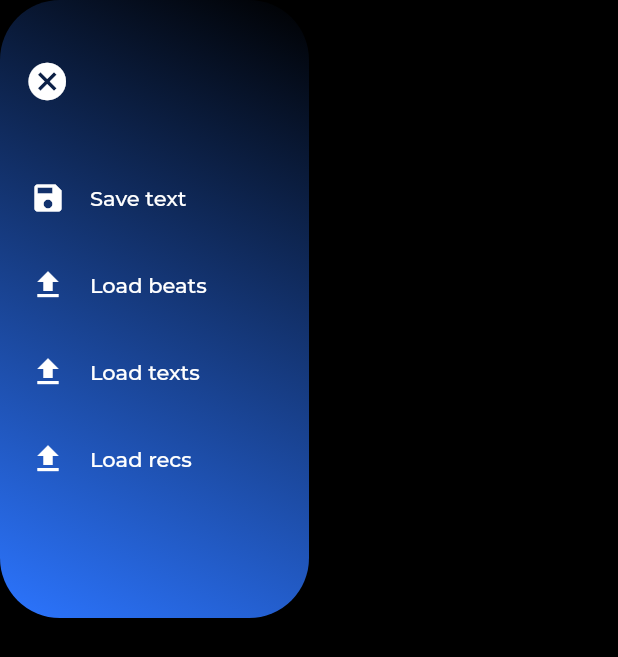
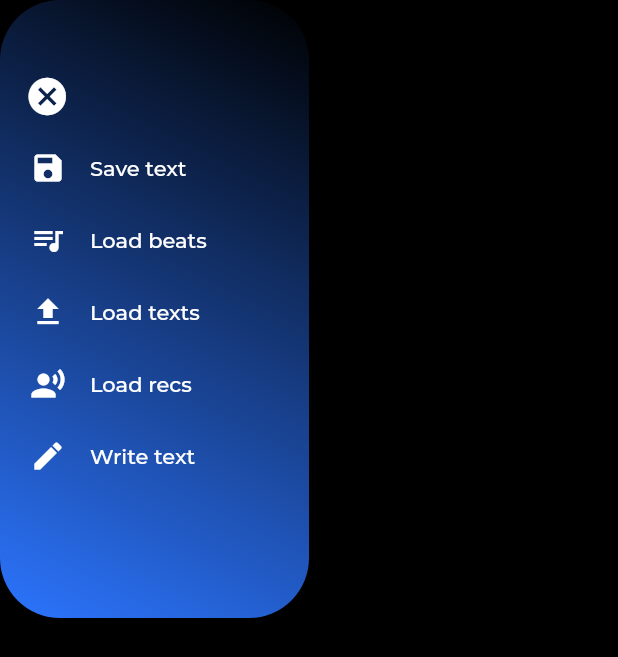
Before and after one commit to Catonzio/rap_edit, a Flutter app: the CstmDrawer widget shown alone on an empty page, opened directly, on a phone screen of 412 x 824 dp. Shown: the top 657 px of the screen. Run offline on Flutter 3.47's test engine with Material 2 defaults, Android fonts, the phone set to English and light mode, and no system bars; our stand-ins replace audioplayers, file_picker, gradient_app_bar, permission_handler, shared_preferences; missing offline and left inert: flutter_audio_recorder, share_extend, youtube_explode_dart; accounts and stored records are empty; project files that could hold a hidden picture were left out.

Commit message:
aggiunta la mappa dei bottoni del drawer; ora devo modificarla per far uscire solo i bottoni specifici di ogni pagina

```diff
--- a/lib/custom_widgets/ListPage.dart
+++ b/lib/custom_widgets/ListPage.dart
@@ -2,6 +2,7 @@ import 'package:flutter/cupertino.dart';
 import 'package:flutter/material.dart';
 import 'package:gradient_app_bar/gradient_app_bar.dart';
 import 'package:rap_edit/drawer/CstmDrawer.dart';
+import 'package:rap_edit/pages/MyPageInterface.dart';
 import 'package:rap_edit/support/CstmTextTheme.dart';
 import 'package:rap_edit/support/MyColors.dart';
 
@@ -13,13 +14,15 @@ class ListPage extends StatelessWidget {
   final ListView listView;
   final FutureBuilder<List<int>> futureBuilder;
   final List<Widget> bottomRowButtons;
+  final MyPageInterface pageInterface;
 
   ListPage({
     Key key,
     @required this.title,
     this.listView,
     @required this.bottomRowButtons,
-    this.futureBuilder
+    this.futureBuilder,
+    @required this.pageInterface
   });
 
   @override
@@ -33,7 +36,7 @@ class ListPage extends StatelessWidget {
           //serve per non permettere di tornare indietro dall'appbar
           //automaticallyImplyLeading: false,
         ),
-      drawer: CstmDrawer(null),
+      drawer: CstmDrawer(pageInterface),
       body: CstmBackGround(
           body: Center(
             child: Container(
--- a/lib/drawer/CstmDrawer.dart
+++ b/lib/drawer/CstmDrawer.dart
@@ -5,14 +5,15 @@ import 'package:rap_edit/custom_widgets/CstmAlertDialog.dart';
 import 'package:rap_edit/custom_widgets/CstmTextField.dart';
 import 'package:rap_edit/drawer/CstmDrawerLine.dart';
 import 'package:rap_edit/models/SongSingleton.dart';
+import 'package:rap_edit/pages/MyPageInterface.dart';
 import 'package:rap_edit/pages/WritingPage.dart';
 import 'package:rap_edit/support/MyColors.dart';
 
 class CstmDrawer extends StatefulWidget {
 
-  WritingPageState writingPage;
+  MyPageInterface page;
 
-  CstmDrawer(this.writingPage);
+  CstmDrawer(this.page);
 
   @override
   CstmDrawerState createState() => CstmDrawerState();
@@ -29,56 +30,12 @@ class CstmDrawerState extends State<CstmDrawer> {
       child: Column(
         crossAxisAlignment: CrossAxisAlignment.start,
         mainAxisAlignment: MainAxisAlignment.start,
-        children: <Widget>[
-          SizedBox(height: 30,),
-          Row(
-            crossAxisAlignment: CrossAxisAlignment.start,
-            mainAxisAlignment: MainAxisAlignment.start,
-            children: <Widget>[
-              RawMaterialButton(
-                padding: EdgeInsets.fromLTRB(0, 0, 25, 0),
-                shape: CircleBorder(),
-                child: Icon(Icons.cancel, size: 30,),
-                onPressed: () {
-                  setState(() {
-                    Navigator.pop(context);
-                  });
-                },
-              ),
-            ],
-          ),
-          SizedBox(height: 30,),
-          CstmDrawerLine(
-            padding: EdgeInsets.fromLTRB(20, 0, 0, 0),
-            text: "Save text",
-            icon: Icons.save,
-            pressed: () => { alertSaveText(context) },
-          ),
-          SizedBox(height: 10,),
-          CstmDrawerLine(
-            text: "Load beats",
-            icon: Icons.file_upload,
-            padding: EdgeInsets.fromLTRB(20, 0, 0, 0),
-            pressed: () => { widget.writingPage.loadChoosingBeatsPage() },
-          ),
-          SizedBox(height: 10,),
-          CstmDrawerLine(
-            text: "Load texts",
-            padding: EdgeInsets.fromLTRB(20, 0, 0, 0),
-            icon: Icons.file_upload,
-            pressed: () => { widget.writingPage.loadTextsPage() },
-          ),
-          SizedBox(height: 10,),
-          CstmDrawerLine(
-            text: "Load recs",
-            pressed: () => { widget.writingPage.loadRegistrationsPage() },
-            icon: Icons.file_upload,
-            padding: EdgeInsets.fromLTRB(20, 0, 0, 0),
-          ),
-        ],
+        children: getButtons(),
       ),
     );
   }
+
+
 
   alertSaveText(BuildContext context) {
     TextEditingController titleController = new TextEditingController();
@@ -102,8 +59,9 @@ class CstmDrawerState extends State<CstmDrawer> {
         ],
       ),
       pressed: () {
-        if(widget.writingPage != null) {
-          widget.writingPage.saveFile(context, titleController.text.trim());
+        if(widget.page != null && widget.page is WritingPageState) {
+          WritingPageState write = widget.page as WritingPageState;
+          write.saveFile(context, titleController.text.trim());
           Navigator.pop(context);
         }
       },
@@ -121,6 +79,78 @@ class CstmDrawerState extends State<CstmDrawer> {
       },
     );
   }
+
+  List<Widget> getButtons() {
+    List<Widget> buttons = List();
+    createButtons().forEach((key, val) => buttons.add(val));
+    return buttons;
+  }
+
+  Map createButtons() {
+    var buttonsMap = Map();
+    buttonsMap[ButtonsNames.sized30] = SizedBox(height: 30,);
+    buttonsMap[ButtonsNames.sized10] = SizedBox(height: 10,);
+
+    buttonsMap[ButtonsNames.buttonCancel] = Row(
+      crossAxisAlignment: CrossAxisAlignment.start,
+      mainAxisAlignment: MainAxisAlignment.start,
+      children: <Widget>[
+        RawMaterialButton(
+          padding: EdgeInsets.fromLTRB(0, 0, 25, 0),
+          shape: CircleBorder(),
+          child: Icon(Icons.cancel, size: 30,),
+          onPressed: () {
+            setState(() {
+              Navigator.pop(context);
+            });
+          },
+        ),
+      ],
+    );
+
+    buttonsMap[ButtonsNames.buttonSave] = CstmDrawerLine(
+      text: "Save text",
+      icon: Icons.save,
+      pressed: () => { alertSaveText(context) },
+    );
+
+    buttonsMap[ButtonsNames.buttonLoadBeats] = CstmDrawerLine(
+      text: "Load beats",
+      icon: Icons.queue_music,
+      pressed: () => { widget.page.loadChoosingBeatsPage() },
+    );
+
+    buttonsMap[ButtonsNames.buttonLoadTexts] = CstmDrawerLine(
+      text: "Load texts",
+      icon: Icons.file_upload,
+      pressed: () => { widget.page.loadTextsPage() },
+    );
+
+    buttonsMap[ButtonsNames.buttonLoadRecs] = CstmDrawerLine(
+      text: "Load recs",
+      pressed: () => { widget.page.loadRegistrationsPage() },
+      icon: Icons.record_voice_over,
+    );
+
+    buttonsMap[ButtonsNames.buttonWrite] = CstmDrawerLine(
+      text: "Write text",
+      pressed: () => { widget.page.loadWritingPage() },
+      icon: Icons.edit,
+    );
+
+    return buttonsMap;
+  }
+}
+
+class ButtonsNames {
+  static String sized30 = 'sized30';
+  static String sized10 = 'sized10';
+  static String buttonCancel = 'buttonCancel';
+  static String buttonSave = 'buttonSave';
+  static String buttonLoadBeats = 'buttonLoadBeats';
+  static String buttonLoadTexts = 'buttonLoadTexts';
+  static String buttonLoadRecs = 'buttonLoadRecs';
+  static String buttonWrite = 'buttonWrite';
 }
 
 class DrawerPainter extends CustomPainter{
--- a/lib/drawer/CstmDrawerLine.dart
+++ b/lib/drawer/CstmDrawerLine.dart
@@ -14,14 +14,14 @@ class CstmDrawerLine extends StatelessWidget {
    @required this.icon,
    @required this.text,
    @required this.pressed,
-   @required this.padding
+   this.padding
   });
 
   @override
   Widget build(BuildContext context) {
     return
         Container(
-          padding: padding,
+          padding: padding??EdgeInsets.fromLTRB(20, 0, 0, 0),
           //color: Colors.red,
           child: Row(
             crossAxisAlignment: CrossAxisAlignment.center,
--- a/lib/pages/ChoosingBeatsPage.dart
+++ b/lib/pages/ChoosingBeatsPage.dart
@@ -12,6 +12,7 @@ import 'package:rap_edit/pages/TextsPage.dart';
 import 'package:rap_edit/pages/WritingPage.dart';
 
 import '../custom_widgets/CtsmButton.dart';
+import 'RegistrationsPage.dart';
 
 class ChoosingBeatsPage extends StatefulWidget {
   static String routeName = "/choosingBeats";
@@ -95,6 +96,7 @@ class ChoosingBeatsPageState extends State<ChoosingBeatsPage> with MyPageInterfa
 
     return ListPage(
       title: "Beats",
+      pageInterface: this,
       listView: ListView.builder(
         itemCount: controller.songs.length,
         shrinkWrap: true,
@@ -144,7 +146,7 @@ class ChoosingBeatsPageState extends State<ChoosingBeatsPage> with MyPageInterfa
   }
 
   @override
-  void loadRegistrationsPage() => loadPage(RegistrationsPageDuration.routeName);
+  void loadRegistrationsPage() => loadPage(RegistrationsPage.routeName);
 
   @override
   void loadTextsPage() => loadPage(TextsPage.routeName);
--- a/lib/pages/RegistrationsPage.dart
+++ b/lib/pages/RegistrationsPage.dart
@@ -40,12 +40,13 @@ class RegistrationsPageState extends State<RegistrationsPage> with MyPageInterfa
     //FileController.deleteAllRegistrations();
     return ListPage(
       title: "Registrations",
+      pageInterface: this,
       listView: ListView.builder(
         itemCount: registrationsPath.length,
         itemBuilder: (BuildContext context, int index) {
           return CardFile(
             title: getOnlyRegistrationName(registrationsPath[index]),
-            text: "Duration: ${getSongDuration(registrationsPath[index])}",
+            //text: "Duration: ${getSongDuration(registrationsPath[index])}",
             bottomButtons: <Widget>[
               ButtonCstmCard(
                 icon: Icons.delete,
--- a/lib/pages/TextsPage.dart
+++ b/lib/pages/TextsPage.dart
@@ -33,6 +33,7 @@ class TextsPageState extends State<TextsPage> with MyPageInterface{
   Widget build(BuildContext context) {
     return ListPage(
       title: "Texts",
+      pageInterface: this,
       listView: ListView.builder(
         itemCount: file.length,
         itemBuilder: (BuildContext context, int index) {
```
